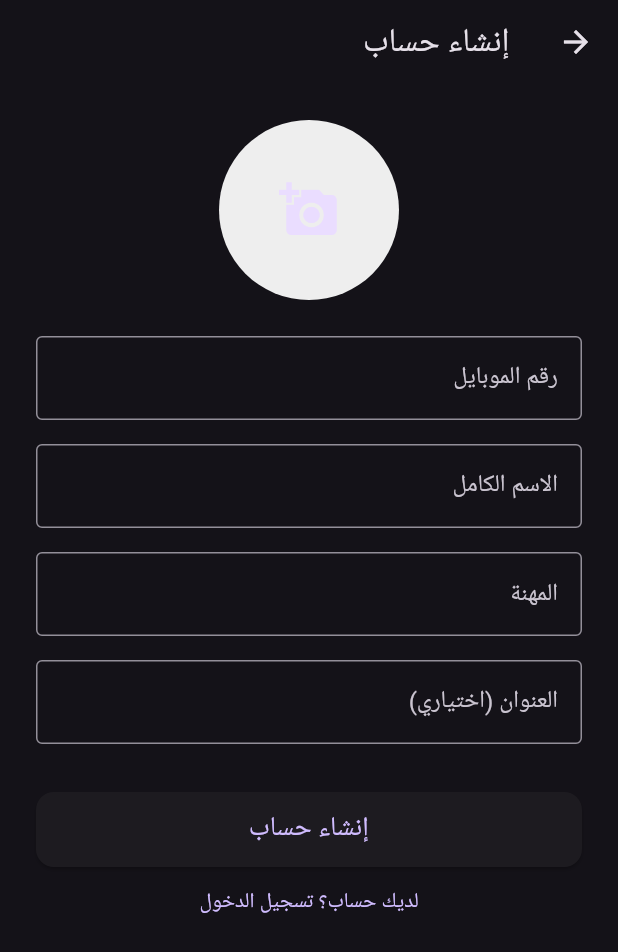
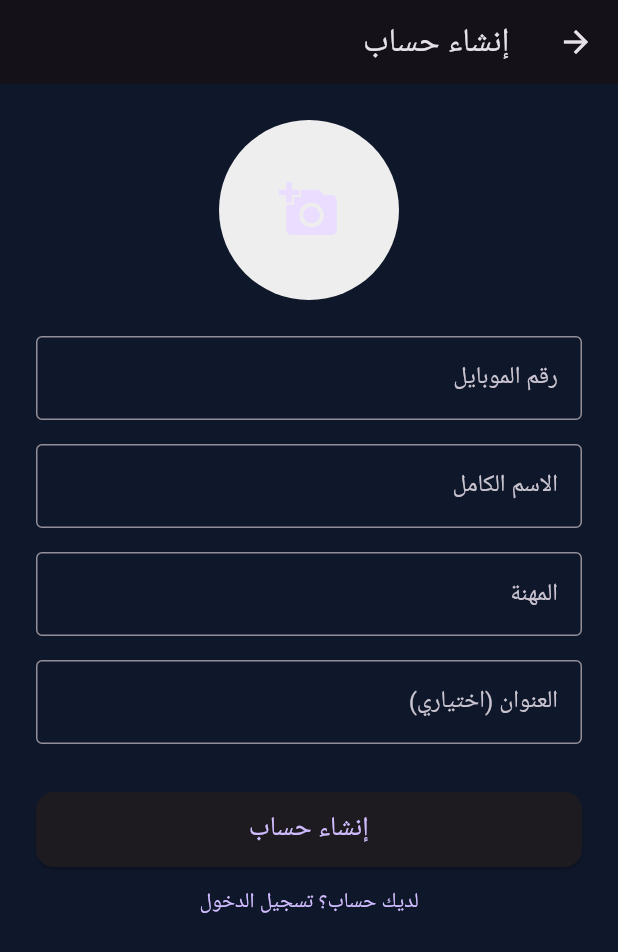
Before and after one commit to Mahmoodobaid/bin_obaid_mobile, a Flutter app: the screen it shows after launch, after a tap on "إنشاء حساب", on a phone screen of 412 x 824 dp. Shown: the top 952 px of the screen. Run offline on Flutter 3.47's test engine with Material 3 defaults, Android fonts, the phone set to English and light mode, and no system bars; our stand-ins replace cached_network_image, connectivity_plus, device_info_plus, dio, flutter_riverpod, go_router and 9 more; accounts and stored records are empty; network calls fail.

```diff
--- a/lib/main.dart
+++ b/lib/main.dart
@@ -1,11 +1,14 @@
 import 'dart:io';
 import 'package:flutter/material.dart';
+import 'package:flutter/services.dart';
 import 'package:flutter_riverpod/flutter_riverpod.dart';
 import 'package:supabase_flutter/supabase_flutter.dart';
 import 'package:hive_flutter/hive_flutter.dart';
 import 'package:permission_handler/permission_handler.dart';
 import 'package:shared_preferences/shared_preferences.dart';
 import 'package:connectivity_plus/connectivity_plus.dart';
+
+// استيراد ملفات مشروعك - تأكد من صحة المسارات لديك
 import 'app_router.dart';
 import 'core/config/config.dart';
 import 'services/local_notification_service.dart';
@@ -14,30 +17,81 @@ import 'services/local_storage_service.dart';
 final GlobalKey<NavigatorState> navigatorKey = GlobalKey<NavigatorState>();
 
 void main() async {
+  // 1. التأكد من تهيئة روابط Flutter مع النظام الأساسي
   WidgetsFlutterBinding.ensureInitialized();
+
+  // 2. ضبط اتجاه الشاشة (عمودي فقط لضمان استقرار الواجهة)
+  await SystemChrome.setPreferredOrientations([DeviceOrientation.portraitUp]);
+
+  // 3. تنظيف أي إعدادات قديمة قد تسبب تعارض
   await _clearOldSettings();
-  await _requestAllPermissions();
 
-  final hasInternet = await _checkInternet();
+  // 4. نظام طلب الصلاحيات المتسلسل (Strict Permission Protocol)
+  // يطلب الصلاحيات واحدة تلو الأخرى لضمان عدم تجاهل النظام لأي منها
+  await _enforceAllPermissions();
+
+  // 5. فحص حالة الاتصال بالإنترنت قبل التشغيل
+  final bool hasInternet = await _checkInternetConnection();
+
+  // 6. تهيئة الخدمات الأساسية مع نظام حماية من الانهيار (Safe Initialization)
+  await _initializeCoreServices();
+
+  // 7. تشغيل التطبيق بناءً على حالة الإنترنت
   if (!hasInternet) {
     runApp(const ProviderScope(child: NoInternetApp()));
-    return;
+  } else {
+    runApp(const ProviderScope(child: MyApp()));
+  }
 }
 
+/// دالة لتهيئة الخدمات الأساسية بأمان
+Future<void> _initializeCoreServices() async {
   try {
-    await Supabase.initialize(url: AppConfig.supabaseUrl, anonKey: AppConfig.supabaseAnonKey);
-  } catch (_) {}
-  try {
+    // تهيئة Supabase
+    await Supabase.initialize(
+      url: AppConfig.supabaseUrl,
+      anonKey: AppConfig.supabaseAnonKey,
+    );
+
+    // تهيئة التخزين المحلي (Hive)
     await Hive.initFlutter();
-  } catch (_) {}
-  try {
+
+    // تهيئة خدماتنا الخاصة
     await LocalStorageService.init();
-  } catch (_) {}
-  try {
     await LocalNotificationService.initialize(navKey: navigatorKey);
-  } catch (_) {}
 
-  runApp(const ProviderScope(child: MyApp()));
+    debugPrint("✅ تم تهيئة جميع الخدمات بنجاح");
+  } catch (e) {
+    debugPrint("❌ خطأ أثناء التهيئة: $e");
+    // هنا النظام سيستمر في العمل ولن ينهار بفضل try-catch
+  }
+}
+
+/// دالة لفرض طلب الصلاحيات بشكل متسلسل وصارم
+Future<void> _enforceAllPermissions() async {
+  List<Permission> permissionsList = [
+    Permission.camera,
+    Permission.location,
+    Permission.notification,
+    Permission.photos,
+    Permission.storage,
+  ];
+
+  for (Permission perm in permissionsList) {
+    final status = await perm.status;
+    if (!status.isGranted) {
+      await perm.request();
+      // تأخير بسيط جداً لمنع تداخل نوافذ النظام
+      await Future.delayed(const Duration(milliseconds: 300));
+    }
+  }
+
+  // صلاحية إدارة الملفات الشاملة (لأنظمة أندرويد الحديثة)
+  if (Platform.isAndroid) {
+    if (await Permission.manageExternalStorage.isDenied) {
+      await Permission.manageExternalStorage.request();
+    }
+  }
 }
 
 Future<void> _clearOldSettings() async {
@@ -46,30 +100,54 @@ Future<void> _clearOldSettings() async {
   await prefs.remove('custom_supabase_key');
 }
 
-Future<void> _requestAllPermissions() async {
-  await Permission.storage.request();
-  await Permission.location.request();
-  await Permission.camera.request();
-  await Permission.notification.request();
-  // للتوافق مع أندرويد 13+
-  if (await Permission.photos.isDenied) await Permission.photos.request();
+Future<bool> _checkInternetConnection() async {
+  var connectivityResult = await (Connectivity().checkConnectivity());
+  if (connectivityResult == ConnectivityResult.none) {
+    return false;
+  }
+  return true;
 }
 
-Future<bool> _checkInternet() async {
-  final connectivity = await Connectivity().checkConnectivity();
-  return connectivity != ConnectivityResult.none;
-}
-
+/// واجهة احترافية عند انقطاع الإنترنت
 class NoInternetApp extends StatelessWidget {
   const NoInternetApp({super.key});
   @override
-  Widget build(BuildContext context) => MaterialApp(
-    home: Scaffold(body: Center(child: Column(mainAxisAlignment: MainAxisAlignment.center, children: [
-      const Icon(Icons.wifi_off, size: 64), const SizedBox(height: 16),
-      const Text('لا يوجد اتصال بالإنترنت'), const SizedBox(height: 24),
-      ElevatedButton(onPressed: () => exit(0), child: const Text('إعادة المحاولة'))
-    ]))),
+  Widget build(BuildContext context) {
+    return MaterialApp(
+      debugShowCheckedModeBanner: false,
+      theme: ThemeData.dark(),
+      home: Scaffold(
+        body: Container(
+          width: double.infinity,
+          padding: const EdgeInsets.all(20),
+          child: Column(
+            mainAxisAlignment: MainAxisAlignment.center,
+            children: [
+              const Icon(Icons.wifi_off_rounded, size: 80, color: Colors.redAccent),
+              const SizedBox(height: 20),
+              const Text(
+                'عذراً، لا يوجد اتصال بالإنترنت',
+                style: TextStyle(fontSize: 20, fontWeight: FontWeight.bold),
+              ),
+              const SizedBox(height: 10),
+              const Text(
+                'يتطلب تطبيق بن عبيد الاتصال بالشبكة للمزامنة أول مرة.',
+                textAlign: TextAlign.center,
+                style: TextStyle(color: Colors.grey),
+              ),
+              const SizedBox(height: 30),
+              ElevatedButton.icon(
+                onPressed: () => exit(0),
+                icon: const Icon(Icons.refresh),
+                label: const Text('إعادة المحاولة'),
+                style: ElevatedButton.styleFrom(backgroundColor: Colors.blue.shade900),
+              )
+            ],
+          ),
+        ),
+      ),
     );
+  }
 }
 
 class MyApp extends ConsumerWidget {
@@ -78,9 +156,15 @@ class MyApp extends ConsumerWidget {
   Widget build(BuildContext context, WidgetRef ref) {
     final router = ref.watch(goRouterProvider);
     return MaterialApp.router(
-      title: 'محلات بن عبيد',
+      title: 'مؤسسة بن عبيد التجارية',
       debugShowCheckedModeBanner: false,
-      theme: ThemeData.dark().copyWith(primaryColor: const Color(0xFF0F3BBF)),
+      // ثيم احترافي غامق (Dark Theme) كما تفضل
+      theme: ThemeData(
+        useMaterial3: true,
+        brightness: Brightness.dark,
+        primaryColor: const Color(0xFF0F3BBF),
+        scaffoldBackgroundColor: const Color(0xFF0F172A),
+      ),
       routerConfig: router,
     );
   }
```
Lines whose indentation alone changed are shown as unchanged.
